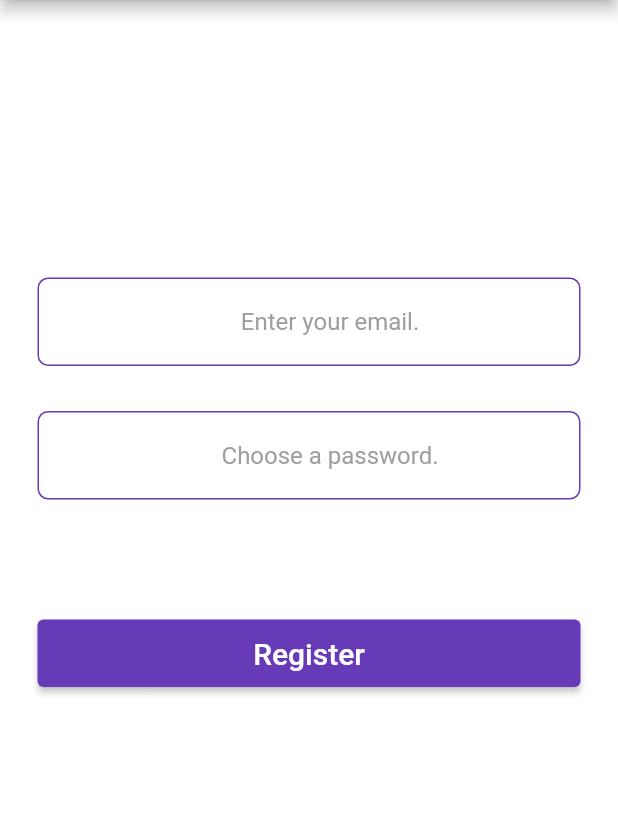
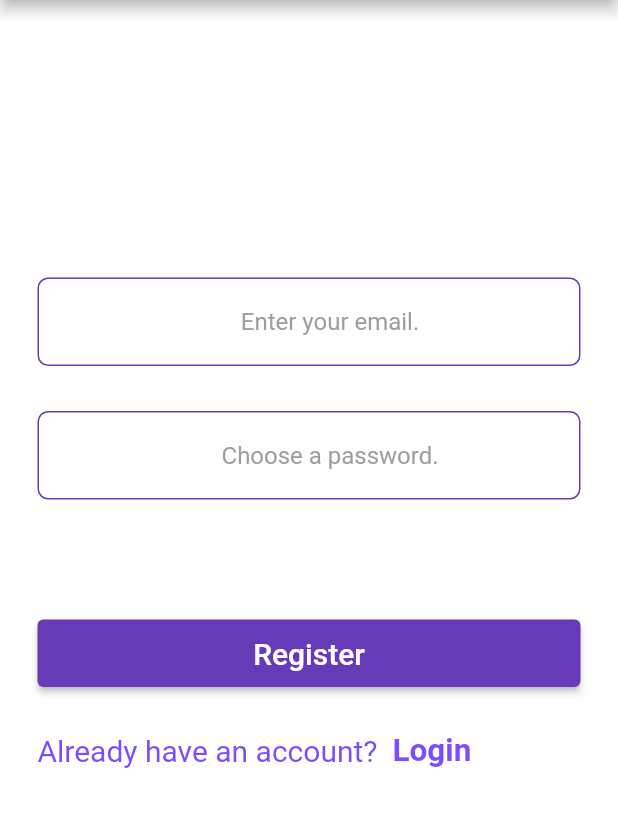
Before and after one commit to interN3rd/coindart, a Flutter app: the Register screen opened by its route, on a phone screen of 412 x 824 dp, the part 84-911 px from its top. Run offline on Flutter 3.47's test engine with Material 2 defaults, Android fonts, the phone set to English and light mode, and no system bars; our stand-ins replace cloud_firestore, firebase_auth, firebase_core, syncfusion_flutter_charts; missing offline and left inert: firebase_core_platform_interface; accounts and stored records are empty; network calls fail.

Commit message:
added navigaton from register.dart to login.dart

```diff
--- a/lib/screens/register.dart
+++ b/lib/screens/register.dart
@@ -1,4 +1,5 @@
 import 'package:coindart/components/menu/drawer_menu.dart';
+import 'package:coindart/screens/login.dart';
 import "package:flutter/material.dart";
 import "package:flutter/services.dart";
 import 'package:firebase_auth/firebase_auth.dart';
@@ -154,6 +155,36 @@ class _RegisterState extends State<Register> {
                           }
                           },
                       ),
+                      const SizedBox(height: 30),
+                      GestureDetector(
+                        onTap: () {
+                          Navigator.of(context).push(
+                            MaterialPageRoute(
+                              builder: (context) => const Login(),
+                            ),
+                          );
+                        },
+                        child: Row(
+                          children: const [
+                            Text(
+                              "Already have an account?",
+                              style: TextStyle(
+                                  fontSize: 20, color: Colors.deepPurpleAccent),
+                            ),
+                            SizedBox(width: 10),
+                            Hero(
+                              tag: '10',
+                              child: Text(
+                                'Login',
+                                style: TextStyle(
+                                    fontSize: 21,
+                                    fontWeight: FontWeight.bold,
+                                    color: Colors.deepPurpleAccent),
+                              ),
+                            )
+                          ],
+                        ),
+                      )
                     ],
                   ),
                 ),
```
